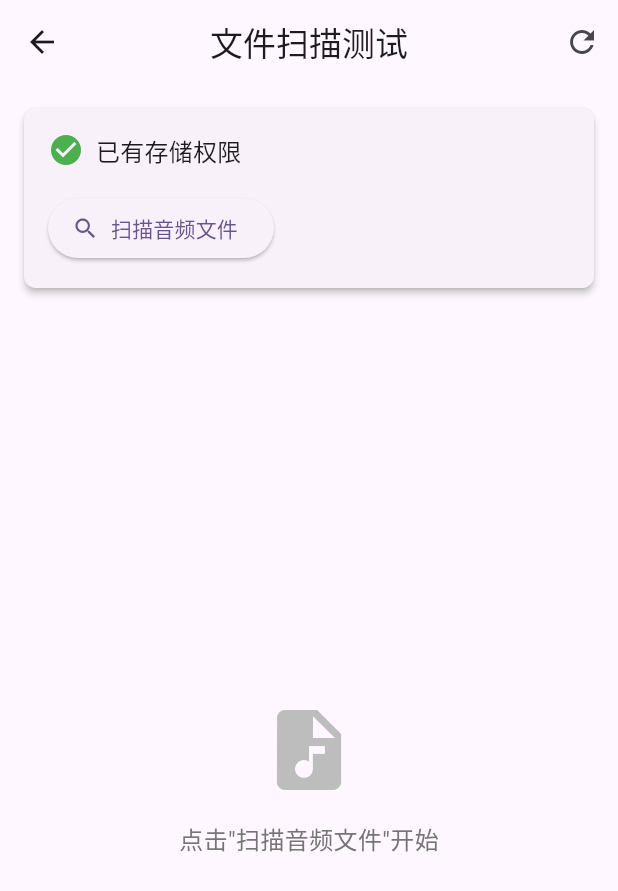
After one commit to zhdgzs/voice-book, a Flutter app: the screen it shows after launch, after a tap on "测试文件扫描功能", on a phone screen of 412 x 824 dp. The commit adds this screen. Shown: the top 891 px of the screen. Run offline on Flutter 3.47's test engine with Material 3 defaults, Android fonts, the phone set to English and light mode, and no system bars; our stand-ins replace just_audio, permission_handler, shared_preferences, sqflite; missing offline and left inert: flutter_media_metadata; accounts and stored records are empty.

Commit message:
feat(test): 添加文件扫描测试页面和完整文档
- 创建 FileScannerTestScreen 测试页面
  - 完整的文件扫描测试界面
  - 权限请求功能
  - 文件扫描功能（支持进度显示）
  - 元数据读取功能（批量读取前 10 个文件）
  - 文件详情展示（弹窗显示完整信息）
  - 错误处理和用户提示

- 更新 main.dart
  - 添加"测试文件扫描功能"按钮
  - 更新功能列表（标注新增服务）

- 添加完整文档
  - 文件扫描服务使用指南（API 说明、使用示例、最佳实践）
  - Android 权限配置指南（不同版本配置、注意事项）
  - 测试指南（详细测试步骤、检查清单、常见问题）
  - 快速测试指南（3 步快速开始）

- 更新 progress 命令文档

🤖 Generated with [Claude Code](https://claude.com/claude-code)

Co-Authored-By: Claude <noreply@anthropic.com>

```diff
--- a/lib/main.dart
+++ b/lib/main.dart
@@ -4,6 +4,7 @@ import 'providers/book_provider.dart';
 import 'providers/audio_player_provider.dart';
 import 'providers/settings_provider.dart';
 import 'utils/constants.dart';
+import 'screens/file_scanner_test_screen.dart';
 
 void main() async {
   // 确保 Flutter 绑定初始化
@@ -200,13 +201,25 @@ class HomePage extends StatelessWidget {
                       const Text('• 数据模型（Book, AudioFile, PlaybackProgress, Bookmark）'),
                       const Text('• 状态管理（BookProvider, AudioPlayerProvider, SettingsProvider）'),
                       const Text('• 工具类和常量定义'),
+                      const Text('• 文件扫描服务 ✨ 新增'),
+                      const Text('• 权限管理服务 ✨ 新增'),
                       const SizedBox(height: UIConstants.defaultPadding),
-                      Text(
-                        '📋 下一步：实现音频文件管理功能',
-                        style: Theme.of(context).textTheme.bodyMedium?.copyWith(
-                              color: Theme.of(context).colorScheme.primary,
-                              fontWeight: FontWeight.bold,
-                            ),
+                      SizedBox(
+                        width: double.infinity,
+                        child: ElevatedButton.icon(
+                          onPressed: () {
+                            Navigator.of(context).push(
+                              MaterialPageRoute(
+                                builder: (context) => const FileScannerTestScreen(),
+                              ),
+                            );
+                          },
+                          icon: const Icon(Icons.science),
+                          label: const Text('测试文件扫描功能'),
+                          style: ElevatedButton.styleFrom(
+                            padding: const EdgeInsets.all(16),
+                          ),
+                        ),
                       ),
                     ],
                   ),
--- /dev/null
+++ b/lib/screens/file_scanner_test_screen.dart
@@ -0,0 +1,434 @@
+import 'dart:io';
+import 'package:flutter/material.dart';
+import 'package:voice_book/services/permission_service.dart';
+import 'package:voice_book/services/file_scanner_service.dart';
+
+/// 文件扫描测试页面
+///
+/// 用于测试文件扫描服务的功能
+class FileScannerTestScreen extends StatefulWidget {
+  const FileScannerTestScreen({super.key});
+
+  @override
+  State<FileScannerTestScreen> createState() => _FileScannerTestScreenState();
+}
+
+class _FileScannerTestScreenState extends State<FileScannerTestScreen> {
+  final _permissionService = PermissionService();
+  final _scannerService = FileScannerService();
+
+  bool _hasPermission = false;
+  bool _isScanning = false;
+  List<File> _scannedFiles = [];
+  List<Map<String, dynamic>> _metadataList = [];
+  String _statusMessage = '准备就绪';
+  int _scanProgress = 0;
+
+  @override
+  void initState() {
+    super.initState();
+    _checkPermission();
+  }
+
+  /// 检查权限状态
+  Future<void> _checkPermission() async {
+    final hasPermission = await _permissionService.checkStoragePermission();
+    setState(() {
+      _hasPermission = hasPermission;
+      _statusMessage = hasPermission ? '已有存储权限' : '需要请求存储权限';
+    });
+  }
+
+  /// 请求权限
+  Future<void> _requestPermission() async {
+    setState(() {
+      _statusMessage = '正在请求权限...';
+    });
+
+    final granted = await _permissionService.requestStoragePermission();
+
+    setState(() {
+      _hasPermission = granted;
+      _statusMessage = granted ? '权限已授予' : '权限被拒绝';
+    });
+
+    if (!granted) {
+      if (mounted) {
+        ScaffoldMessenger.of(context).showSnackBar(
+          const SnackBar(
+            content: Text('需要存储权限才能扫描音频文件'),
+            action: SnackBarAction(
+              label: '打开设置',
+              onPressed: PermissionService().openSettings,
+            ),
+          ),
+        );
+      }
+    }
+  }
+
+  /// 扫描常用目录
+  Future<void> _scanCommonDirectories() async {
+    if (!_hasPermission) {
+      await _requestPermission();
+      if (!_hasPermission) return;
+    }
+
+    setState(() {
+      _isScanning = true;
+      _statusMessage = '正在获取常用目录...';
+      _scannedFiles.clear();
+      _metadataList.clear();
+      _scanProgress = 0;
+    });
+
+    try {
+      // 获取常用目录
+      final directories = await _scannerService.getCommonAudioDirectories();
+
+      setState(() {
+        _statusMessage = '找到 ${directories.length} 个目录，开始扫描...';
+      });
+
+      // 扫描目录
+      final files = await _scannerService.scanMultipleDirectories(
+        directories,
+        recursive: true,
+        onProgress: (count) {
+          setState(() {
+            _scanProgress = count;
+            _statusMessage = '已扫描 $count 个音频文件...';
+          });
+        },
+      );
+
+      setState(() {
+        _scannedFiles = files;
+        _statusMessage = '扫描完成！找到 ${files.length} 个音频文件';
+      });
+
+      // 显示成功提示
+      if (mounted) {
+        ScaffoldMessenger.of(context).showSnackBar(
+          SnackBar(content: Text('扫描完成！找到 ${files.length} 个音频文件')),
+        );
+      }
+    } catch (e) {
+      setState(() {
+        _statusMessage = '扫描失败: $e';
+      });
+
+      if (mounted) {
+        ScaffoldMessenger.of(context).showSnackBar(
+          SnackBar(content: Text('扫描失败: $e')),
+        );
+      }
+    } finally {
+      setState(() {
+        _isScanning = false;
+      });
+    }
+  }
+
+  /// 读取元数据
+  Future<void> _readMetadata() async {
+    if (_scannedFiles.isEmpty) {
+      ScaffoldMessenger.of(context).showSnackBar(
+        const SnackBar(content: Text('请先扫描音频文件')),
+      );
+      return;
+    }
+
+    setState(() {
+      _isScanning = true;
+      _statusMessage = '正在读取元数据...';
+      _metadataList.clear();
+    });
+
+    try {
+      // 只读取前 10 个文件的元数据（避免耗时过长）
+      final filesToRead = _scannedFiles.take(10).toList();
+
+      final metadataList = await _scannerService.readMultipleMetadata(
+        filesToRead,
+        onProgress: (current, total) {
+          setState(() {
+            _statusMessage = '正在读取元数据 $current/$total...';
+          });
+        },
+      );
+
+      setState(() {
+        _metadataList = metadataList;
+        _statusMessage = '元数据读取完成！共 ${metadataList.length} 个文件';
+      });
+
+      if (mounted) {
+        ScaffoldMessenger.of(context).showSnackBar(
+          SnackBar(content: Text('元数据读取完成！共 ${metadataList.length} 个文件')),
+        );
+      }
+    } catch (e) {
+      setState(() {
+        _statusMessage = '读取元数据失败: $e';
+      });
+
+      if (mounted) {
+        ScaffoldMessenger.of(context).showSnackBar(
+          SnackBar(content: Text('读取元数据失败: $e')),
+        );
+      }
+    } finally {
+      setState(() {
+        _isScanning = false;
+      });
+    }
+  }
+
+  @override
+  Widget build(BuildContext context) {
+    return Scaffold(
+      appBar: AppBar(
+        title: const Text('文件扫描测试'),
+        actions: [
+          IconButton(
+            icon: const Icon(Icons.refresh),
+            onPressed: _checkPermission,
+            tooltip: '刷新权限状态',
+          ),
+        ],
+      ),
+      body: Column(
+        children: [
+          // 状态卡片
+          Card(
+            margin: const EdgeInsets.all(16),
+            child: Padding(
+              padding: const EdgeInsets.all(16),
+              child: Column(
+                crossAxisAlignment: CrossAxisAlignment.start,
+                children: [
+                  Row(
+                    children: [
+                      Icon(
+                        _hasPermission ? Icons.check_circle : Icons.warning,
+                        color: _hasPermission ? Colors.green : Colors.orange,
+                      ),
+                      const SizedBox(width: 8),
+                      Expanded(
+                        child: Text(
+                          _statusMessage,
+                          style: Theme.of(context).textTheme.titleMedium,
+                        ),
+                      ),
+                    ],
+                  ),
+                  if (_isScanning) ...[
+                    const SizedBox(height: 16),
+                    const LinearProgressIndicator(),
+                  ],
+                  const SizedBox(height: 16),
+                  Wrap(
+                    spacing: 8,
+                    runSpacing: 8,
+                    children: [
+                      if (!_hasPermission)
+                        ElevatedButton.icon(
+                          onPressed: _requestPermission,
+                          icon: const Icon(Icons.security),
+                          label: const Text('请求权限'),
+                        ),
+                      if (_hasPermission)
+                        ElevatedButton.icon(
+                          onPressed: _isScanning ? null : _scanCommonDirectories,
+                          icon: const Icon(Icons.search),
+                          label: const Text('扫描音频文件'),
+                        ),
+                      if (_scannedFiles.isNotEmpty)
+                        ElevatedButton.icon(
+                          onPressed: _isScanning ? null : _readMetadata,
+                          icon: const Icon(Icons.info),
+                          label: const Text('读取元数据'),
+                        ),
+                    ],
+                  ),
+                ],
+              ),
+            ),
+          ),
+
+          // 统计信息
+          if (_scannedFiles.isNotEmpty)
+            Card(
+              margin: const EdgeInsets.symmetric(horizontal: 16),
+              child: Padding(
+                padding: const EdgeInsets.all(16),
+                child: Column(
+                  crossAxisAlignment: CrossAxisAlignment.start,
+                  children: [
+                    Text(
+                      '扫描结果',
+                      style: Theme.of(context).textTheme.titleMedium?.copyWith(
+                            fontWeight: FontWeight.bold,
+                          ),
+                    ),
+                    const SizedBox(height: 8),
+                    Text('找到音频文件: ${_scannedFiles.length} 个'),
+                    Text('已读取元数据: ${_metadataList.length} 个'),
+                  ],
+                ),
+              ),
+            ),
+
+          const SizedBox(height: 8),
+
+          // 文件列表
+          Expanded(
+            child: _metadataList.isEmpty
+                ? Center(
+                    child: Column(
+                      mainAxisAlignment: MainAxisAlignment.center,
+                      children: [
+                        Icon(
+                          Icons.audio_file,
+                          size: 64,
+                          color: Colors.grey[400],
+                        ),
+                        const SizedBox(height: 16),
+                        Text(
+                          _scannedFiles.isEmpty
+                              ? '点击"扫描音频文件"开始'
+                              : '点击"读取元数据"查看详情',
+                          style: TextStyle(
+                            color: Colors.grey[600],
+                            fontSize: 16,
+                          ),
+                        ),
+                      ],
+                    ),
+                  )
+                : ListView.builder(
+                    itemCount: _metadataList.length,
+                    itemBuilder: (context, index) {
+                      final metadata = _metadataList[index];
+                      return ListTile(
+                        leading: const CircleAvatar(
+                          child: Icon(Icons.music_note),
+                        ),
+                        title: Text(
+                          metadata['title'] ?? '未知标题',
+                          maxLines: 1,
+                          overflow: TextOverflow.ellipsis,
+                        ),
+                        subtitle: Column(
+                          crossAxisAlignment: CrossAxisAlignment.start,
+                          children: [
+                            Text(
+                              '作者: ${metadata['artist'] ?? '未知'}',
+                              maxLines: 1,
+                              overflow: TextOverflow.ellipsis,
+                            ),
+                            Text(
+                              '专辑: ${metadata['album'] ?? '未知'}',
+                              maxLines: 1,
+                              overflow: TextOverflow.ellipsis,
+                            ),
+                            Text(
+                              '时长: ${_formatDuration(metadata['duration'] ?? 0)} | '
+                              '大小: ${_scannerService.formatFileSize(metadata['fileSize'] ?? 0)}',
+                              style: TextStyle(
+                                fontSize: 12,
+                                color: Colors.grey[600],
+                              ),
+                            ),
+                          ],
+                        ),
+                        isThreeLine: true,
+                        trailing: IconButton(
+                          icon: const Icon(Icons.info_outline),
+                          onPressed: () => _showFileDetails(metadata),
+                        ),
+                      );
+                    },
+                  ),
+          ),
+        ],
+      ),
+    );
+  }
+
+  /// 格式化时长
+  String _formatDuration(int milliseconds) {
+    final duration = Duration(milliseconds: milliseconds);
+    final hours = duration.inHours;
+    final minutes = duration.inMinutes.remainder(60);
+    final seconds = duration.inSeconds.remainder(60);
+
+    if (hours > 0) {
+      return '$hours:${minutes.toString().padLeft(2, '0')}:${seconds.toString().padLeft(2, '0')}';
+    } else {
+      return '$minutes:${seconds.toString().padLeft(2, '0')}';
+    }
+  }
+
+  /// 显示文件详情
+  void _showFileDetails(Map<String, dynamic> metadata) {
+    showDialog(
+      context: context,
+      builder: (context) => AlertDialog(
+        title: const Text('文件详情'),
+        content: SingleChildScrollView(
+          child: Column(
+            crossAxisAlignment: CrossAxisAlignment.start,
+            mainAxisSize: MainAxisSize.min,
+            children: [
+              _buildDetailRow('标题', metadata['title']),
+              _buildDetailRow('作者', metadata['artist']),
+              _buildDetailRow('专辑', metadata['album']),
+              _buildDetailRow('时长', _formatDuration(metadata['duration'] ?? 0)),
+              _buildDetailRow('曲目编号', metadata['trackNumber']?.toString()),
+              _buildDetailRow('年份', metadata['year']?.toString()),
+              _buildDetailRow('流派', metadata['genre']),
+              _buildDetailRow('文件名', metadata['fileName']),
+              _buildDetailRow('文件大小', _scannerService.formatFileSize(metadata['fileSize'] ?? 0)),
+              _buildDetailRow('文件路径', metadata['filePath'], isPath: true),
+            ],
+          ),
+        ),
+        actions: [
+          TextButton(
+            onPressed: () => Navigator.of(context).pop(),
+            child: const Text('关闭'),
+          ),
+        ],
+      ),
+    );
+  }
+
+  /// 构建详情行
+  Widget _buildDetailRow(String label, String? value, {bool isPath = false}) {
+    return Padding(
+      padding: const EdgeInsets.symmetric(vertical: 4),
+      child: Column(
+        crossAxisAlignment: CrossAxisAlignment.start,
+        children: [
+          Text(
+            label,
+            style: const TextStyle(
+              fontWeight: FontWeight.bold,
+              fontSize: 12,
+            ),
+          ),
+          const SizedBox(height: 2),
+          Text(
+            value ?? '未知',
+            style: TextStyle(
+              fontSize: isPath ? 10 : 14,
+              color: Colors.grey[700],
+            ),
+          ),
+        ],
+      ),
+    );
+  }
+}
```
Also changed, not shown: 5 other files.
